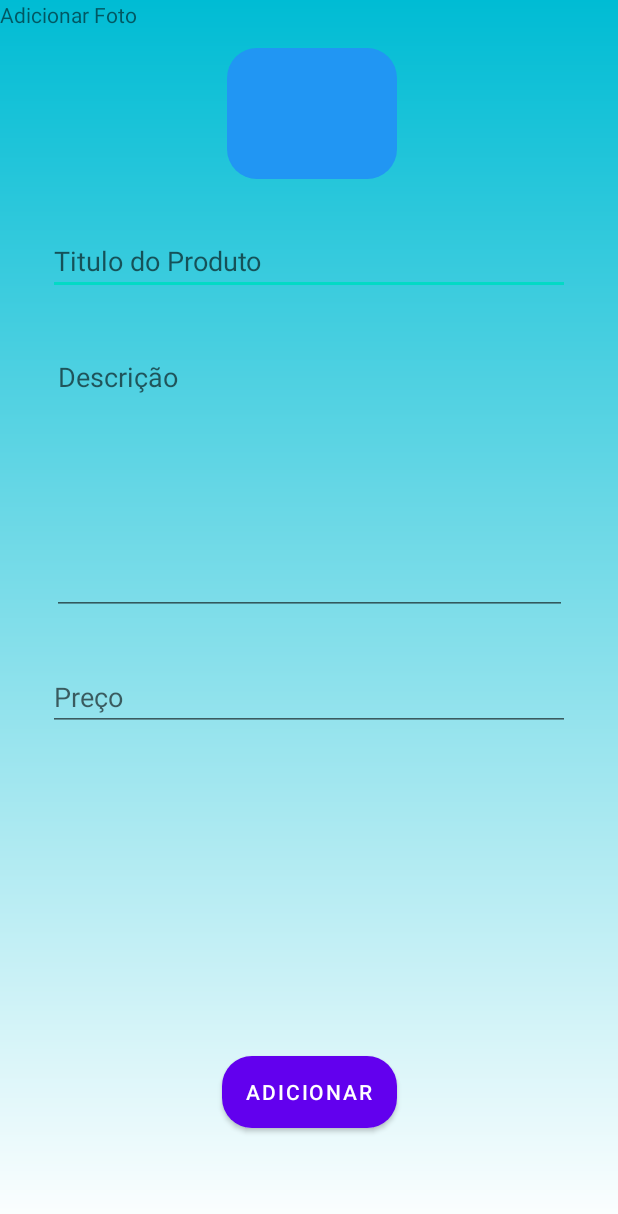
After one commit to tankmester/PIOrlando, an Android app: the fragment AdicionarNovosProdutos shown on its own in the app's theme, on a phone screen of 412 x 824 dp. The commit adds this screen. Shown: the top 1214 px of the screen. Run offline under Robolectric (Android 15) with nearby library versions, the phone set to English and light mode, and no system bars.

Commit message:
Criação do tela de adicionar novos produtos

```diff
--- /dev/null
+++ b/app/src/main/java/com/example/projetointegradororlando/AdicionarNovosProdutos.kt
@@ -0,0 +1,59 @@
+package com.example.projetointegradororlando
+
+import android.os.Bundle
+import androidx.fragment.app.Fragment
+import android.view.LayoutInflater
+import android.view.View
+import android.view.ViewGroup
+
+// TODO: Rename parameter arguments, choose names that match
+// the fragment initialization parameters, e.g. ARG_ITEM_NUMBER
+private const val ARG_PARAM1 = "param1"
+private const val ARG_PARAM2 = "param2"
+
+/**
+ * A simple [Fragment] subclass.
+ * Use the [AdicionarNovosProdutos.newInstance] factory method to
+ * create an instance of this fragment.
+ */
+class AdicionarNovosProdutos : Fragment() {
+    // TODO: Rename and change types of parameters
+    private var param1: String? = null
+    private var param2: String? = null
+
+    override fun onCreate(savedInstanceState: Bundle?) {
+        super.onCreate(savedInstanceState)
+        arguments?.let {
+            param1 = it.getString(ARG_PARAM1)
+            param2 = it.getString(ARG_PARAM2)
+        }
+    }
+
+    override fun onCreateView(
+        inflater: LayoutInflater, container: ViewGroup?,
+        savedInstanceState: Bundle?
+    ): View? {
+        // Inflate the layout for this fragment
+        return inflater.inflate(R.layout.fragment_adicionar_novos_produtos, container, false)
+    }
+
+    companion object {
+        /**
+         * Use this factory method to create a new instance of
+         * this fragment using the provided parameters.
+         *
+         * @param param1 Parameter 1.
+         * @param param2 Parameter 2.
+         * @return A new instance of fragment AdicionarNovosProdutos.
+         */
+        // TODO: Rename and change types and number of parameters
+        @JvmStatic
+        fun newInstance(param1: String, param2: String) =
+            AdicionarNovosProdutos().apply {
+                arguments = Bundle().apply {
+                    putString(ARG_PARAM1, param1)
+                    putString(ARG_PARAM2, param2)
+                }
+            }
+    }
+}
--- a/app/src/main/res/layout/activity_cadastro.xml
+++ b/app/src/main/res/layout/activity_cadastro.xml
@@ -56,6 +56,7 @@
     <EditText
         android:id="@+id/edit_senha"
         style="@style/Edit_Text"
+        android:layout_marginTop="12dp"
         android:drawableEnd="@drawable/eye"
         android:drawableTint="#000000"
         android:hint="Senha"
@@ -63,6 +64,7 @@
         android:textColor="#000000"
         android:textColorHint="#000000"
         app:layout_constraintEnd_toEndOf="@+id/viewCadastro"
+        app:layout_constraintHorizontal_bias="0.825"
         app:layout_constraintStart_toStartOf="@+id/viewCadastro"
         app:layout_constraintTop_toBottomOf="@+id/edit_email" />
 
--- /dev/null
+++ b/app/src/main/res/layout/fragment_adicionar_novos_produtos.xml
@@ -0,0 +1,83 @@
+<?xml version="1.0" encoding="utf-8"?>
+<androidx.constraintlayout.widget.ConstraintLayout xmlns:android="http://schemas.android.com/apk/res/android"
+    xmlns:app="http://schemas.android.com/apk/res-auto"
+    xmlns:tools="http://schemas.android.com/tools"
+    android:layout_width="match_parent"
+    android:layout_height="match_parent"
+    android:background="@drawable/background"
+    tools:context=".AdicionarNovosProdutos" >
+
+    <EditText
+        android:id="@+id/editTextTextPersonName"
+        android:layout_width="0dp"
+        android:layout_height="wrap_content"
+        android:layout_marginStart="32dp"
+        android:layout_marginTop="32dp"
+        android:layout_marginEnd="32dp"
+        android:ems="10"
+        android:hint="Titulo do Produto"
+        android:inputType="textPersonName"
+        app:layout_constraintEnd_toEndOf="parent"
+        app:layout_constraintHorizontal_bias="0.0"
+        app:layout_constraintStart_toStartOf="parent"
+        app:layout_constraintTop_toBottomOf="@+id/imageView" />
+
+    <EditText
+        android:id="@+id/editTextTextMultiLine"
+        android:layout_width="343dp"
+        android:layout_height="181dp"
+        android:layout_marginStart="32dp"
+        android:layout_marginTop="32dp"
+        android:layout_marginEnd="32dp"
+        android:ems="10"
+        android:gravity="start|top"
+        android:hint="Descrição"
+        android:inputType="textMultiLine"
+        app:layout_constraintEnd_toEndOf="parent"
+        app:layout_constraintStart_toStartOf="parent"
+        app:layout_constraintTop_toBottomOf="@+id/editTextTextPersonName" />
+
+    <EditText
+        android:id="@+id/editTextNumberDecimal"
+        android:layout_width="0dp"
+        android:layout_height="wrap_content"
+        android:layout_marginStart="32dp"
+        android:layout_marginTop="32dp"
+        android:layout_marginEnd="32dp"
+        android:ems="10"
+        android:hint="Preço"
+        android:inputType="numberDecimal"
+        app:layout_constraintEnd_toEndOf="parent"
+        app:layout_constraintStart_toStartOf="parent"
+        app:layout_constraintTop_toBottomOf="@+id/editTextTextMultiLine" />
+
+    <Button
+        android:id="@+id/button3"
+        android:layout_width="wrap_content"
+        android:layout_height="wrap_content"
+        android:layout_marginBottom="72dp"
+        android:background="@drawable/button"
+        android:text="Adicionar"
+        app:layout_constraintBottom_toBottomOf="parent"
+        app:layout_constraintEnd_toEndOf="parent"
+        app:layout_constraintStart_toStartOf="parent" />
+
+    <ImageView
+        android:id="@+id/imageView"
+        android:layout_width="113dp"
+        android:layout_height="87dp"
+        android:layout_marginTop="32dp"
+        android:src="@drawable/button"
+        app:layout_constraintEnd_toEndOf="parent"
+        app:layout_constraintHorizontal_bias="0.506"
+        app:layout_constraintStart_toStartOf="parent"
+        app:layout_constraintTop_toTopOf="parent" />
+
+    <TextView
+        android:id="@+id/textView8"
+        android:layout_width="wrap_content"
+        android:layout_height="wrap_content"
+        android:text="Adicionar Foto"
+        tools:layout_editor_absoluteX="160dp"
+        tools:layout_editor_absoluteY="65dp" />
+</androidx.constraintlayout.widget.ConstraintLayout>
--- a/app/src/main/res/layout/fragment_detalhes_do_produto.xml
+++ b/app/src/main/res/layout/fragment_detalhes_do_produto.xml
@@ -39,20 +39,6 @@
             app:layout_constraintTop_toBottomOf="@+id/imageView2" />
 
         <TextView
-            android:id="@+id/textView3"
-            android:layout_width="0dp"
-            android:layout_height="wrap_content"
-            android:layout_marginStart="32dp"
-            android:layout_marginTop="32dp"
-            android:layout_marginEnd="32dp"
-            android:text="Categoria"
-            android:textColor="#000000"
-            android:textSize="18sp"
-            app:layout_constraintEnd_toEndOf="parent"
-            app:layout_constraintStart_toStartOf="parent"
-            app:layout_constraintTop_toBottomOf="@+id/textView2" />
-
-        <TextView
             android:id="@+id/textView4"
             android:layout_width="349dp"
             android:layout_height="160dp"
@@ -63,7 +49,7 @@
             android:textColor="#000000"
             app:layout_constraintEnd_toEndOf="parent"
             app:layout_constraintStart_toStartOf="parent"
-            app:layout_constraintTop_toBottomOf="@+id/textView3" />
+            app:layout_constraintTop_toBottomOf="@+id/textView2" />
 
         <TextView
             android:id="@+id/textView5"
@@ -80,8 +66,8 @@
 
         <androidx.appcompat.widget.AppCompatButton
             android:id="@+id/button"
-            android:layout_width="wrap_content"
-            android:layout_height="wrap_content"
+            android:layout_width="104dp"
+            android:layout_height="52dp"
             android:layout_marginStart="32dp"
             android:layout_marginEnd="32dp"
             android:layout_marginBottom="64dp"
@@ -97,42 +83,42 @@
             android:layout_width="165dp"
             android:layout_height="51dp"
             android:layout_marginStart="32dp"
-            android:layout_marginTop="32dp"
             android:ems="10"
             android:inputType="date"
             android:textColor="#000000"
             app:layout_constraintStart_toStartOf="parent"
-            app:layout_constraintTop_toBottomOf="@+id/textView4" />
+            app:layout_constraintTop_toBottomOf="@+id/textView6" />
 
         <EditText
             android:id="@+id/editTextDate2"
             android:layout_width="165dp"
             android:layout_height="51dp"
-            android:layout_marginTop="32dp"
             android:layout_marginEnd="32dp"
             android:ems="10"
             android:inputType="date"
             android:textColor="#000000"
             app:layout_constraintEnd_toEndOf="parent"
-            app:layout_constraintTop_toBottomOf="@+id/textView4" />
+            app:layout_constraintTop_toBottomOf="@+id/textView7" />
 
         <TextView
             android:id="@+id/textView6"
             android:layout_width="120dp"
             android:layout_height="18dp"
+            android:layout_marginTop="32dp"
             android:text="Data Inicial:"
             android:textColor="#000000"
-            tools:layout_editor_absoluteX="32dp"
-            tools:layout_editor_absoluteY="526dp" />
+            app:layout_constraintTop_toBottomOf="@+id/textView4"
+            tools:layout_editor_absoluteX="32dp" />
 
         <TextView
             android:id="@+id/textView7"
             android:layout_width="120dp"
             android:layout_height="18dp"
+            android:layout_marginTop="32dp"
             android:text="Data Final:"
             android:textColor="#000000"
-            tools:layout_editor_absoluteX="214dp"
-            tools:layout_editor_absoluteY="526dp" />
+            app:layout_constraintTop_toBottomOf="@+id/textView4"
+            tools:layout_editor_absoluteX="214dp" />
 
     </androidx.constraintlayout.widget.ConstraintLayout>
 </FrameLayout>
```
